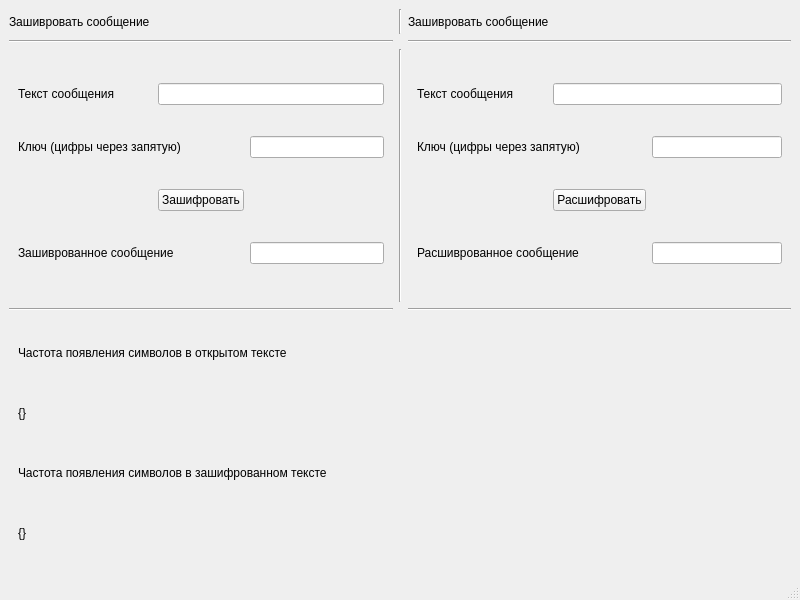
MrFireDeN/ShiftEncrypter, file mainwindow.ui: the form before one commit.
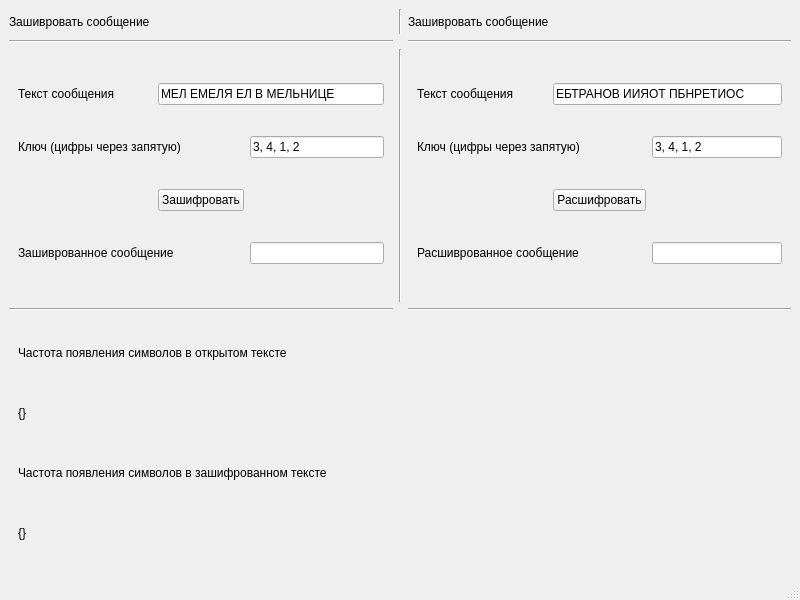
The form after the commit.

Commit message: fix: добавление варианта в вводимые данные

```diff
--- a/mainwindow.ui
+++ b/mainwindow.ui
@@ -100,7 +100,11 @@
         </widget>
        </item>
        <item row="0" column="1" colspan="2">
-        <widget class="QLineEdit" name="textUnencrypted"/>
+        <widget class="QLineEdit" name="textUnencrypted">
+         <property name="text">
+          <string>МЕЛ ЕМЕЛЯ ЕЛ В МЕЛЬНИЦЕ</string>
+         </property>
+        </widget>
        </item>
        <item row="3" column="2">
         <widget class="QLineEdit" name="messageEncrypted"/>
@@ -140,7 +144,11 @@
         </widget>
        </item>
        <item row="1" column="2">
-        <widget class="QLineEdit" name="keysToCrypt"/>
+        <widget class="QLineEdit" name="keysToCrypt">
+         <property name="text">
+          <string>3, 4, 1, 2</string>
+         </property>
+        </widget>
        </item>
        <item row="2" column="2">
         <spacer name="horizontalSpacer_12">
@@ -176,7 +184,11 @@
         </widget>
        </item>
        <item row="1" column="2">
-        <widget class="QLineEdit" name="keysToUnencrypt"/>
+        <widget class="QLineEdit" name="keysToUnencrypt">
+         <property name="text">
+          <string>3, 4, 1, 2</string>
+         </property>
+        </widget>
        </item>
        <item row="2" column="1">
         <widget class="QPushButton" name="btnUnencrypt">
@@ -222,7 +234,11 @@
         </spacer>
        </item>
        <item row="0" column="1" colspan="2">
-        <widget class="QLineEdit" name="textEncrypted"/>
+        <widget class="QLineEdit" name="textEncrypted">
+         <property name="text">
+          <string>ЕБТРАНОВ ИИЯОТ ПБНРЕТИОС</string>
+         </property>
+        </widget>
        </item>
       </layout>
      </widget>
```
Left out of the diff: 2 changed lines with no effect on the pictures.
